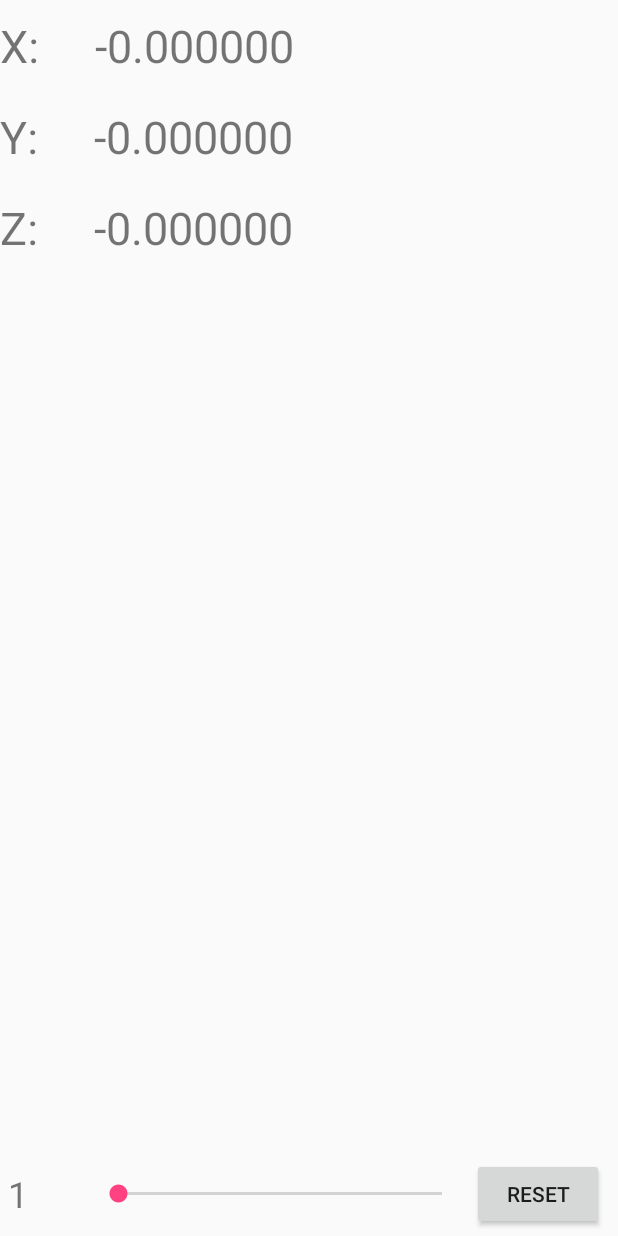
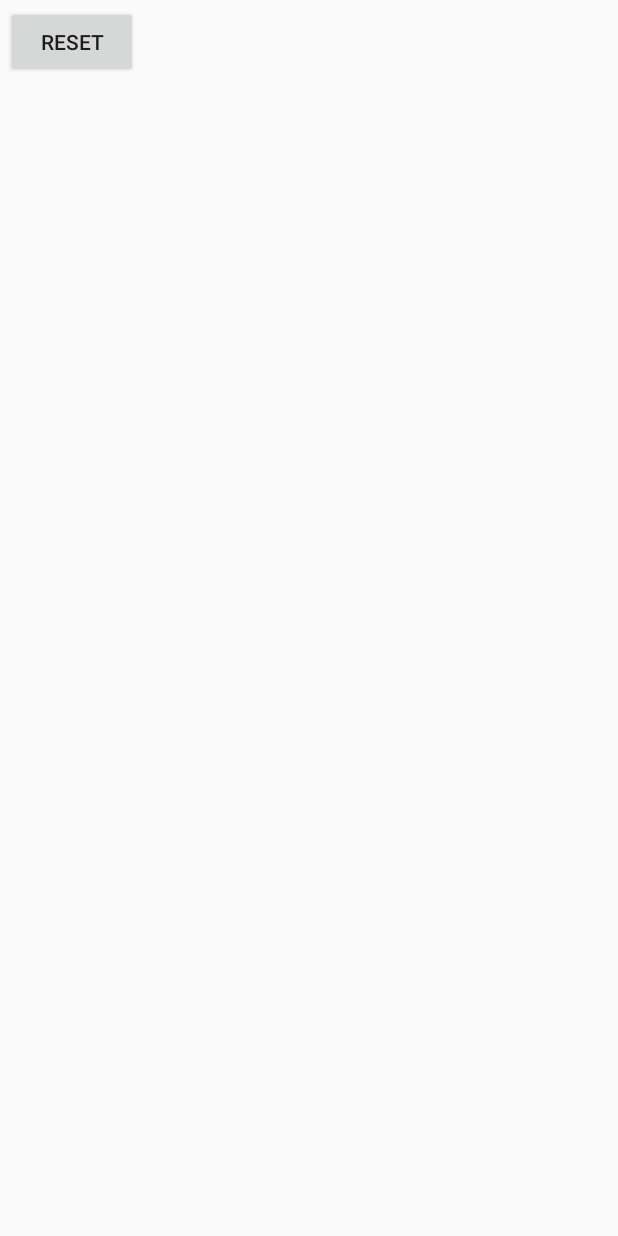
Before and after one commit to jurgiles/bird-game, an Android app: the layout tools_main.xml on its own in the app's theme, with its tools: preview values and no code run, on a phone screen of 412 x 824 dp. Run offline under Robolectric (Android 15) with nearby library versions, the light colour scheme and no system bars.

Commit message:
remove some cruft

```diff
--- a/app/src/main/java/es/jurgil/duckhunt/ToolsFragment.java
+++ b/app/src/main/java/es/jurgil/duckhunt/ToolsFragment.java
@@ -11,7 +11,7 @@
 
 public class ToolsFragment extends Fragment {
 
-    private ToolsInterface callback;
+    private ToolsInterface toolsCallBack;
 
     @Nullable
     @Override
@@ -22,7 +22,7 @@
         resetButton.setOnClickListener(new View.OnClickListener() {
             @Override
             public void onClick(View v) {
-                callback.reset();
+                toolsCallBack.reset();
             }
         });
 
@@ -37,7 +37,7 @@
     @Override
     public void onAttach(Context context) {
         super.onAttach(context);
-        callback = (ToolsInterface) context;
+        toolsCallBack = (ToolsInterface) context;
     }
 
     public interface ToolsInterface {
--- a/app/src/main/res/layout/tools_main.xml
+++ b/app/src/main/res/layout/tools_main.xml
@@ -1,113 +1,15 @@
-<RelativeLayout xmlns:android="http://schemas.android.com/apk/res/android"
+<LinearLayout xmlns:android="http://schemas.android.com/apk/res/android"
     xmlns:tools="http://schemas.android.com/tools"
     android:id="@+id/activity_main"
     android:layout_width="fill_parent"
     android:layout_height="fill_parent"
     tools:context="es.jurgil.duckhunt.MainActivity">
 
-    <LinearLayout
+    <Button
+        android:id="@+id/reset_button"
         android:layout_width="wrap_content"
         android:layout_height="wrap_content"
-        android:orientation="vertical">
+        android:layout_margin="4sp"
+        android:text="Reset" />
 
-        <LinearLayout
-            android:layout_width="wrap_content"
-            android:layout_height="wrap_content">
-
-            <TextView
-                android:id="@+id/label_x"
-                android:layout_width="wrap_content"
-                android:layout_height="wrap_content"
-                android:labelFor="@+id/x"
-                android:text="X:"
-                android:textSize="30sp" />
-
-            <TextView
-                android:id="@+id/x"
-                android:layout_width="180sp"
-                android:layout_height="wrap_content"
-                android:gravity="end"
-                android:padding="10sp"
-                android:text="-0.000000"
-                android:textSize="30sp" />
-        </LinearLayout>
-
-        <LinearLayout
-            android:layout_width="wrap_content"
-            android:layout_height="wrap_content">
-
-            <TextView
-                android:id="@+id/label_y"
-                android:layout_width="wrap_content"
-                android:layout_height="wrap_content"
-                android:text="Y:"
-                android:textSize="30sp" />
-
-            <TextView
-                android:id="@+id/y"
-                android:layout_width="180sp"
-                android:layout_height="wrap_content"
-                android:gravity="end"
-                android:padding="10sp"
-                android:text="-0.000000"
-                android:textSize="30sp" />
-        </LinearLayout>
-
-        <LinearLayout
-            android:layout_width="wrap_content"
-            android:layout_height="wrap_content">
-
-            <TextView
-                android:id="@+id/label_z"
-                android:layout_width="wrap_content"
-                android:layout_height="wrap_content"
-                android:text="Z:"
-                android:textSize="30sp" />
-
-            <TextView
-                android:id="@+id/z"
-                android:layout_width="180sp"
-                android:layout_height="wrap_content"
-                android:gravity="end"
-                android:padding="10sp"
-                android:text="-0.000000"
-                android:textSize="30sp" />
-        </LinearLayout>
-    </LinearLayout>
-
-    <LinearLayout
-        android:layout_width="match_parent"
-        android:layout_height="wrap_content"
-        android:orientation="horizontal"
-        android:layout_alignParentBottom="true">
-
-        <TextView
-            android:id="@+id/red_value_label"
-            android:layout_width="wrap_content"
-            android:layout_height="wrap_content"
-            android:text="1"
-            android:textSize="24sp"
-            android:layout_margin="5sp"
-            android:layout_gravity="center"
-            android:width="50sp"
-            />
-
-        <SeekBar
-            android:id="@+id/red_control"
-            android:progress="1"
-            android:layout_gravity="center"
-            android:layout_width="250sp"
-            android:layout_height="wrap_content" />
-
-        <Button
-            android:id="@+id/reset_button"
-            android:layout_width="wrap_content"
-            android:layout_height="wrap_content"
-            android:layout_margin="4sp"
-            android:text="Reset"
-            />
-
-    </LinearLayout>
-
-
-</RelativeLayout>
+</LinearLayout>
```
